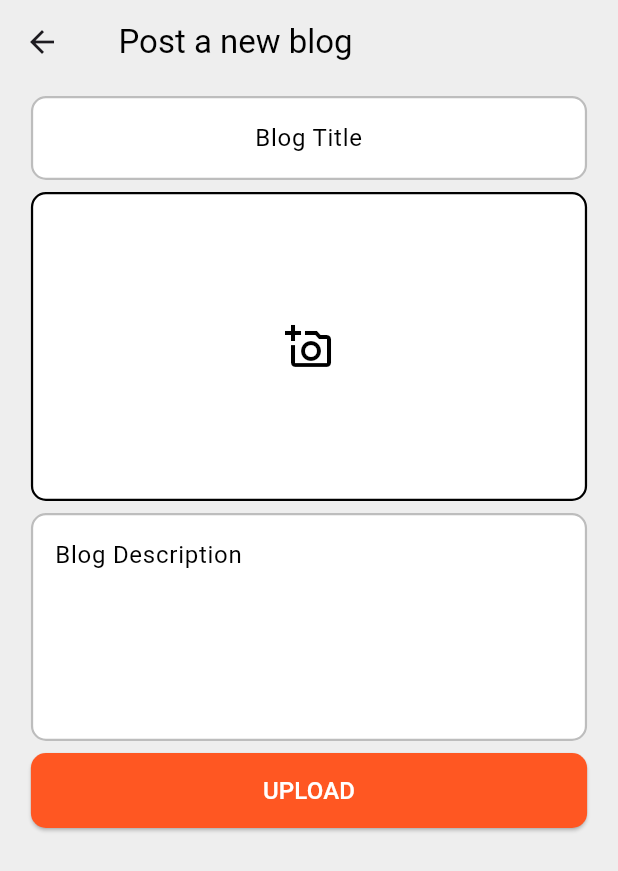
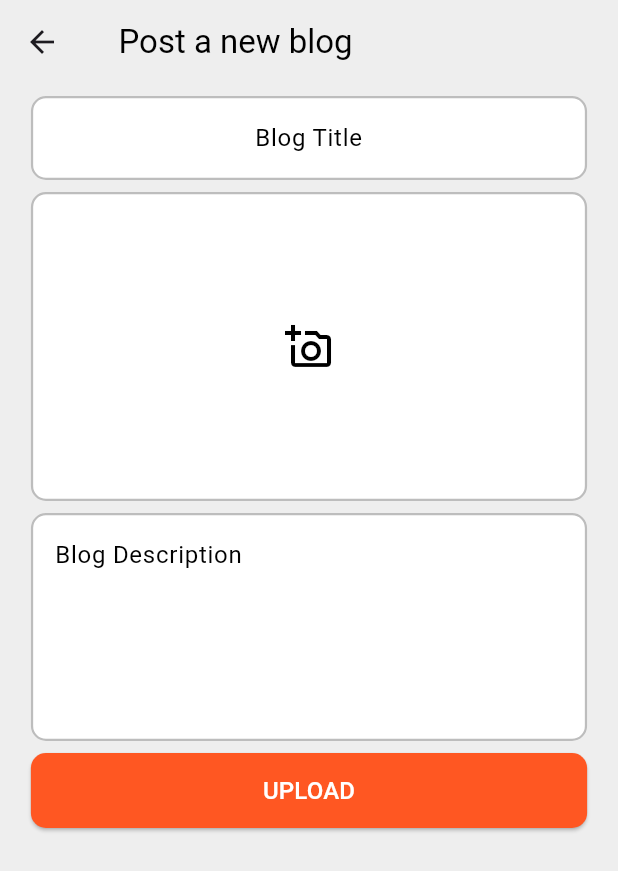
Before and after one commit to muhammadXainAhmad/blog_app_firebase_flutter, a Flutter app: the AddBlogPage screen opened by its route, on a phone screen of 412 x 824 dp. Shown: the top 871 px of the screen. Run offline on Flutter 3.47's test engine with Material 3 defaults, Android fonts, the phone set to English and light mode, and no system bars; our stand-ins replace cloud_firestore, firebase_auth, firebase_core, firebase_storage, flutter_dotenv, image_picker; accounts and stored records are empty.

```diff
--- a/lib/Views/add_blog.dart
+++ b/lib/Views/add_blog.dart
@@ -112,29 +112,39 @@ class _AddBlogPageState extends State<AddBlogPage> {
                   onTap: () async {
                     showImageDialog(context);
                   },
-                  child: Container(
-                    decoration: BoxDecoration(
-                      border: Border.all(width: 1.5, color: blackClr),
-                      color: whiteClr,
+                  child:
+                      uiProvider.file != null
+                          ? ClipRRect(
                             borderRadius: BorderRadius.circular(10),
-                    ),
+                            child: Image(
+                              image: MemoryImage(uiProvider.file!),
+                              fit: BoxFit.cover,
+                              alignment: Alignment.center,
                               width: screenW * 0.9,
                               height: screenH * 0.25,
-                    child:
-                        uiProvider.file != null
-                            ? Image(
-                              image: MemoryImage(uiProvider.file!),
-                              fit: BoxFit.scaleDown,
-                              alignment: Alignment.center,
+                            ),
                           )
                           : (editProvider.imageUrl != null &&
                               editProvider.imageUrl!.isNotEmpty)
-                            ? Image.network(
+                          ? ClipRRect(
+                            borderRadius: BorderRadius.circular(10),
+                            child: Image.network(
+                              width: screenW * 0.9,
+                              height: screenH * 0.25,
                               editProvider.imageUrl!,
                               fit: BoxFit.cover,
                               alignment: Alignment.center,
+                            ),
                           )
-                            : Icon(
+                          : Container(
+                            width: screenW * 0.9,
+                            height: screenH * 0.25,
+                            decoration: BoxDecoration(
+                              color: whiteClr,
+                              borderRadius: BorderRadius.circular(10),
+                              border: Border.all(color: bgClr2, width: 1.5),
+                            ),
+                            child: Icon(
                               Icons.add_a_photo_outlined,
                               size: 32,
                               color: blackClr,
@@ -186,6 +196,7 @@ class _AddBlogPageState extends State<AddBlogPage> {
                       titleController.clear();
                       if (context.mounted) {
                         context.read<UiStateProvider>().showImage(null);
+                        Navigator.of(context).pushNamed("home");
                       }
                     },
                     child:
```
Also changed, not shown: lib/Views/blog_container.dart (+10 -3 lines), lib/Views/read_blog.dart (added, +83 -0 lines). Lines whose indentation alone changed are shown as unchanged.
